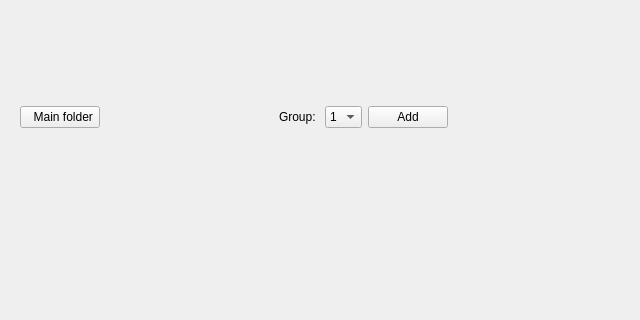
ClearAnatomics/ClearMap, file ClearMap/gui/creator/sample_picker.ui: the form before one commit; both pictures show x 0 to 640 and y 0 to 320 of the 640 by 480 pixel window.
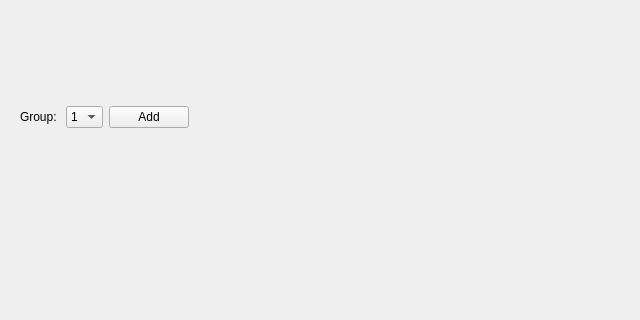
The form after the commit. Icons and pictures are not drawn.

Commit message: Makes setting batch results folder active with button

The edit to the form file:
```diff
--- a/ClearMap/gui/creator/sample_picker.ui
+++ b/ClearMap/gui/creator/sample_picker.ui
@@ -17,29 +17,6 @@
    <item>
     <widget class="QWidget" name="widget" native="true">
      <layout class="QHBoxLayout" name="horizontalLayout">
-      <item>
-       <widget class="QPushButton" name="mainFolderPushButton">
-        <property name="text">
-         <string>  Main folder</string>
-        </property>
-        <property name="icon">
-         <iconset theme="folder-open"/>
-        </property>
-       </widget>
-      </item>
-      <item>
-       <spacer name="horizontalSpacer">
-        <property name="orientation">
-         <enum>Qt::Horizontal</enum>
-        </property>
-        <property name="sizeHint" stdset="0">
-         <size>
-          <width>40</width>
-          <height>20</height>
-         </size>
-        </property>
-       </spacer>
-      </item>
       <item>
        <widget class="QLabel" name="label">
         <property name="text">
```
Left out of the diff: 3 changed lines with no effect on the pictures. The commit also changes 3 other files.
